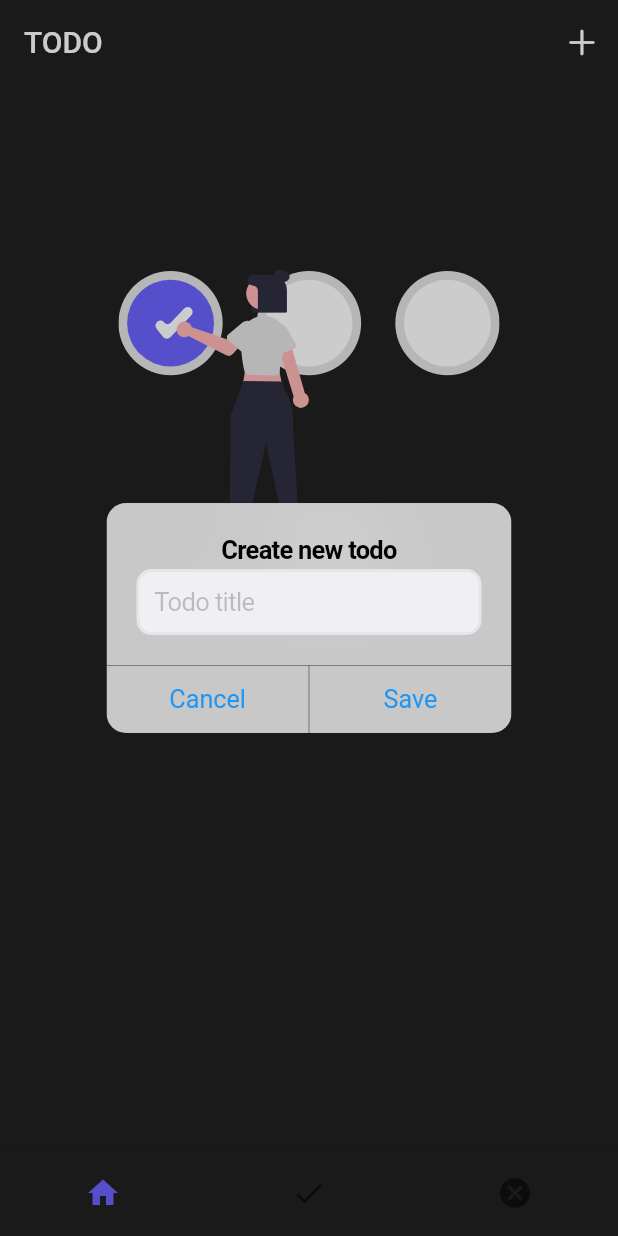
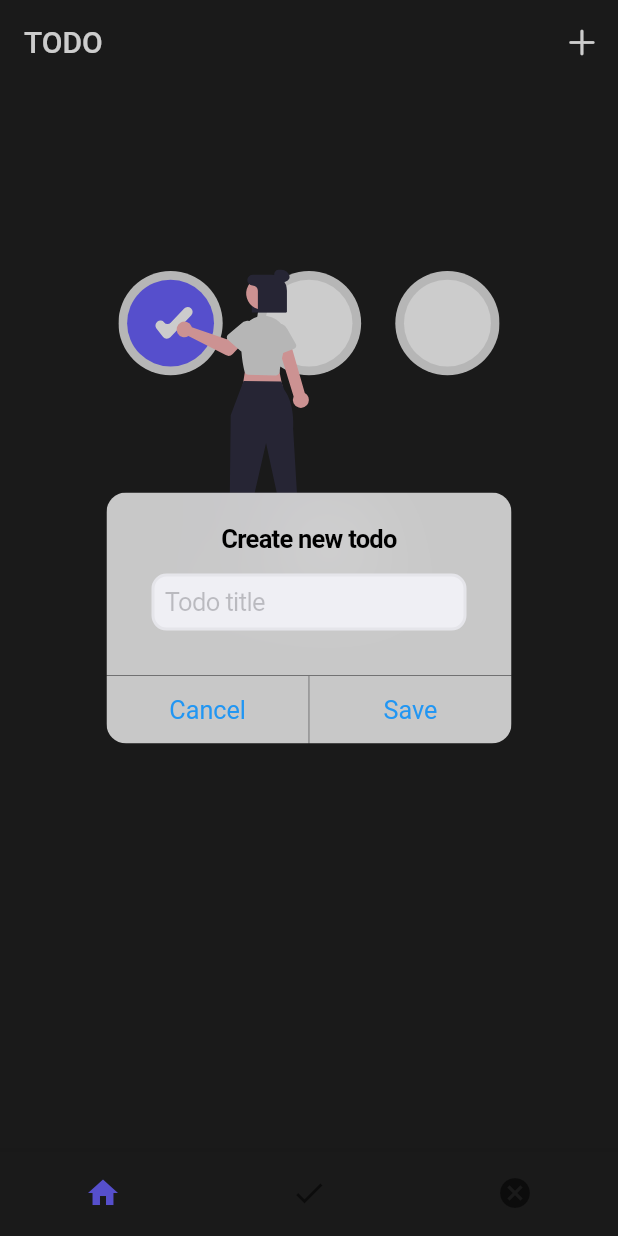
Before and after one commit to tu2n/todo-app, a Flutter app: the screen it shows after launch, after a tap on an icon or button, on a phone screen of 412 x 824 dp. Run offline on Flutter 3.47's test engine with Material 2 defaults, Android fonts, the phone set to English and light mode, and no system bars; our stand-ins replace flutter_redux, flutter_svg, redux, rxdart.

Commit message:
implement set incomplete todo, add unit testing for validation

```diff
--- a/lib/src/redux/todo/todo_action.dart
+++ b/lib/src/redux/todo/todo_action.dart
@@ -52,7 +52,7 @@ class SetIncompleteAction {
 
   @override
   String toString() {
-    return '${super.toString()} : {Title: ${todo.title}';
+    return '${super.toString()} : Title: ${todo.title}';
   }
 }
 
--- a/lib/src/redux/todo/todo_middleware.dart
+++ b/lib/src/redux/todo/todo_middleware.dart
@@ -32,6 +32,17 @@ class TodoMiddleware extends MiddlewareClass<AppState> {
 
     }
 
+    if (action is SetIncompleteAction) {
+      Todo todo = Todo(
+          index: action.todo.index,
+          title: action.todo.title,
+          status: TodoStatus.Incomplete
+      );
+
+      store.state.todoState.todos.remove(action.todo);
+      store.state.todoState.todos.add(todo);
+    }
+
     next(action);
   }
 }
--- a/lib/src/screens/home/components/create_todo_dialog.dart
+++ b/lib/src/screens/home/components/create_todo_dialog.dart
@@ -1,45 +1,48 @@
-import 'package:flutter/cupertino.dart';
-import 'package:flutter/material.dart';
-
-class CreateTodoDialog extends StatelessWidget {
-  final TextEditingController controller;
-  final Function save;
-  final Function cancel;
-
-  const CreateTodoDialog({Key key,
-    @required this.controller,
-    @required this.save,
-    @required this.cancel
-  }) : super(key: key);
-
-  @override
-  Widget build(BuildContext context) {
-    return CupertinoAlertDialog(
-      title: const Text("Create new todo"),
-      content: CupertinoTextField(
-        controller: controller,
-        padding: const EdgeInsets.all(10),
-        placeholder: "Todo title",
-        style: const TextStyle(color: Colors.black54),
-        decoration: BoxDecoration(
-          color: CupertinoColors.extraLightBackgroundGray,
-          border: Border.all(
-              color: CupertinoColors.lightBackgroundGray,
-              width: 2
-          ),
-          borderRadius: BorderRadius.circular(10),
-        ),
-      ),
-      actions: [
-        CupertinoDialogAction(
-          child: const Text("Cancel"),
-          onPressed: cancel
-        ),
-        CupertinoDialogAction(
-          child: const Text("Save"),
-          onPressed: save
-        )
-      ],
-    );
-  }
-}
+// import 'package:flutter/cupertino.dart';
+// import 'package:flutter/material.dart';
+//
+// import '../input_validator.dart';
+//
+// class CreateTodoDialog extends StatelessWidget {
+//   final TextEditingController controller;
+//   final Function save;
+//   final Function cancel;
+//
+//   const CreateTodoDialog({Key key,
+//     @required this.controller,
+//     @required this.save,
+//     @required this.cancel
+//   }) : super(key: key);
+//
+//   @override
+//   Widget build(BuildContext context) {
+//     return CupertinoAlertDialog(
+//       title: const Text("Create new todo"),
+//       content: CupertinoTextFormFieldRow(
+//         validator: (value) => InputValidator.validate(value),
+//         controller: controller,
+//         padding: const EdgeInsets.all(10),
+//         placeholder: "Todo title",
+//         style: const TextStyle(color: Colors.black54),
+//         decoration: BoxDecoration(
+//           color: CupertinoColors.extraLightBackgroundGray,
+//           border: Border.all(
+//               color: CupertinoColors.lightBackgroundGray,
+//               width: 2
+//           ),
+//           borderRadius: BorderRadius.circular(10),
+//         ),
+//       ),
+//       actions: [
+//         CupertinoDialogAction(
+//           child: const Text("Cancel"),
+//           onPressed: cancel
+//         ),
+//         CupertinoDialogAction(
+//           child: const Text("Save"),
+//           onPressed: save
+//         )
+//       ],
+//     );
+//   }
+// }
--- a/lib/src/screens/home/home_screen.dart
+++ b/lib/src/screens/home/home_screen.dart
@@ -14,6 +14,8 @@ import '../../utilities/size_config.dart';
 import '../../redux/todo/todo_action.dart';
 import 'components/create_todo_dialog.dart';
 import 'components/empty_signage.dart';
+import 'input_validator.dart';
+
 
 class HomeScreen extends StatefulWidget {
   const HomeScreen({Key key}) : super(key: key);
@@ -24,8 +26,10 @@ class HomeScreen extends StatefulWidget {
 
 class _HomeScreenState extends State<HomeScreen> {
 
+  final _formKey = GlobalKey<FormState>();
+
   final TextEditingController controller = TextEditingController();
-  int rebuild;
+  int rebuild = 0;
 
   @override
   void dispose() {
@@ -51,27 +55,28 @@ class _HomeScreenState extends State<HomeScreen> {
                     barrierDismissible: true,
                     context: context,
                     builder: (context) {
-                      return CreateTodoDialog(
-                        controller: controller,
-                        cancel: () => Navigator.pop(context),
-                        save: () {
-                          int index;
-                          if(store.state.todoState.todos.isEmpty) {
-                            index = 0;
-                          } else {
-                            index = store.state.todoState.todos.length + 0;
-                          }
-                          Todo todo = Todo(
-                            index: index,
-                            title: controller.text,
-                            status: TodoStatus.Incomplete
-                          );
-
-                          store.dispatch(AddTodoAction(todo: todo));
-                          controller.clear();
-                          Navigator.pop(context);
-                        },
-                      );
+                      return buildInputs(store);
+                      // return CreateTodoDialog(
+                      //   controller: controller,
+                      //   cancel: () => Navigator.pop(context),
+                      //   save: () {
+                      //     int index;
+                      //     if(store.state.todoState.todos.isEmpty) {
+                      //       index = 0;
+                      //     } else {
+                      //       index = store.state.todoState.todos.length + 0;
+                      //     }
+                      //     Todo todo = Todo(
+                      //       index: index,
+                      //       title: controller.text,
+                      //       status: TodoStatus.Incomplete
+                      //     );
+                      //
+                      //     store.dispatch(AddTodoAction(todo: todo));
+                      //     controller.clear();
+                      //     Navigator.pop(context);
+                      //   },
+                      // );
                     }
                 );
               },
@@ -132,9 +137,17 @@ class _HomeScreenState extends State<HomeScreen> {
                       color: kColor1,
                       borderRadius: BorderRadius.circular(10)
                   ),
-                  child: ListTile(
-                    onTap: () {
-                      store.dispatch(SetCompleteAction(todo: todos[index]));
+                  child: CheckboxListTile(
+                    activeColor: kColor3,
+                    value: finalTodos[index].status == TodoStatus.Complete,
+                    onChanged: (value) {
+                      if(value) {
+                        debugPrint("Value: $value");
+                        store.dispatch(SetCompleteAction(todo: todos[index]));
+                      }else{
+                        debugPrint("Value: $value");
+                        store.dispatch(SetIncompleteAction(todo: todos[index]));
+                      }
                       setState(() {
                         rebuild++;
                       });
@@ -143,9 +156,6 @@ class _HomeScreenState extends State<HomeScreen> {
                       borderRadius: BorderRadius.circular(10),
                     ),
                     title: Text(finalTodos[index].title,
-                      style: const TextStyle(color: Colors.white),
-                    ),
-                    subtitle: Text(describeEnum(finalTodos[index].status),
                       style: const TextStyle(color: Colors.white),
                     ),
                   ),
@@ -198,4 +208,55 @@ class _HomeScreenState extends State<HomeScreen> {
       ),
     );
   }
+
+  Widget buildInputs(Store<AppState> store) {
+    return CupertinoAlertDialog(
+      title: const Text("Create new todo"),
+      content: Form(
+        key: _formKey,
+        child: CupertinoTextFormFieldRow(
+          validator: InputValidator.validate,
+          controller: controller,
+          padding: const EdgeInsets.all(10),
+          placeholder: "Todo title",
+          style: const TextStyle(color: Colors.black54),
+          decoration: BoxDecoration(
+            color: CupertinoColors.extraLightBackgroundGray,
+            border: Border.all(
+                color: CupertinoColors.lightBackgroundGray,
+                width: 2
+            ),
+            borderRadius: BorderRadius.circular(10),
+          ),
+        ),
+      ),
+      actions: [
+        CupertinoDialogAction(
+            child: const Text("Cancel"),
+            onPressed: () => Navigator.pop(context),
+        ),
+        CupertinoDialogAction(
+            child: const Text("Save"),
+            onPressed: () {
+              if(_formKey.currentState.validate()) {
+                int index;
+                if(store.state.todoState.todos.isEmpty) {
+                  index = 0;
+                } else {
+                  index = store.state.todoState.todos.length + 0;
+                }
+                Todo todo = Todo(
+                    index: index,
+                    title: controller.text,
+                    status: TodoStatus.Incomplete
+                );
+                store.dispatch(AddTodoAction(todo: todo));
+                controller.clear();
+                Navigator.pop(context);
+              }
+            }
+        )
+      ],
+    );
+  }
 }
--- /dev/null
+++ b/lib/src/screens/home/input_validator.dart
@@ -0,0 +1,6 @@
+class InputValidator {
+  static String validate(String value) {
+
+    return value.isEmpty ? 'Todo title can\'t be empty!' : null;
+  }
+}
```
Also changed, not shown: 1 other file.
